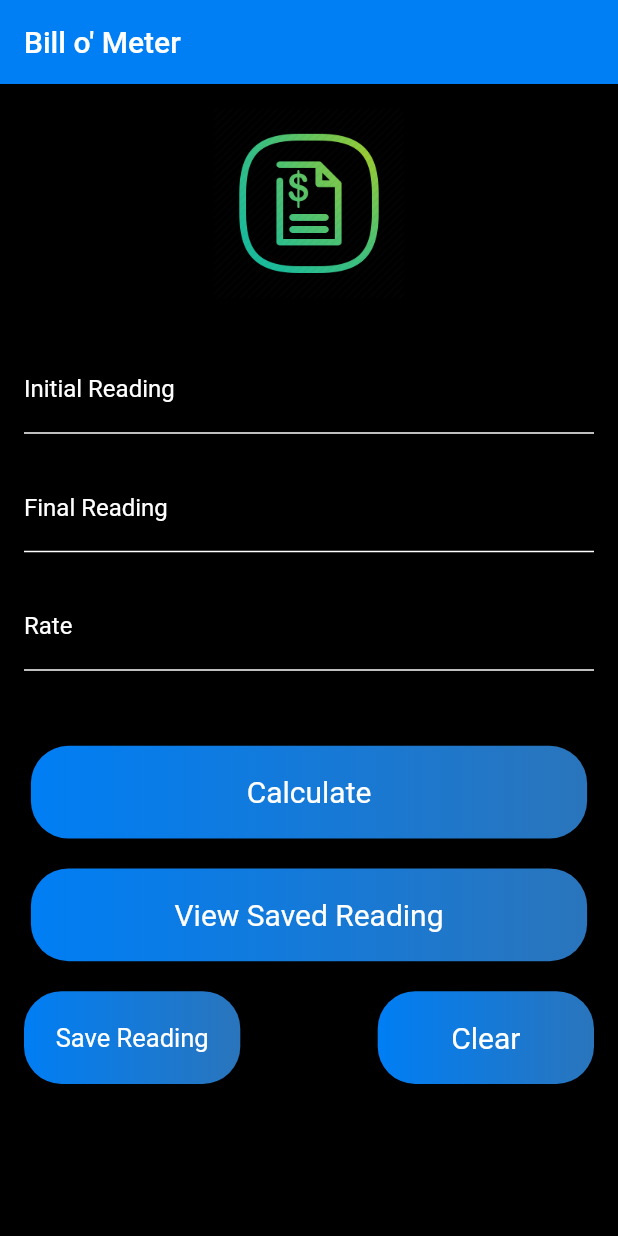
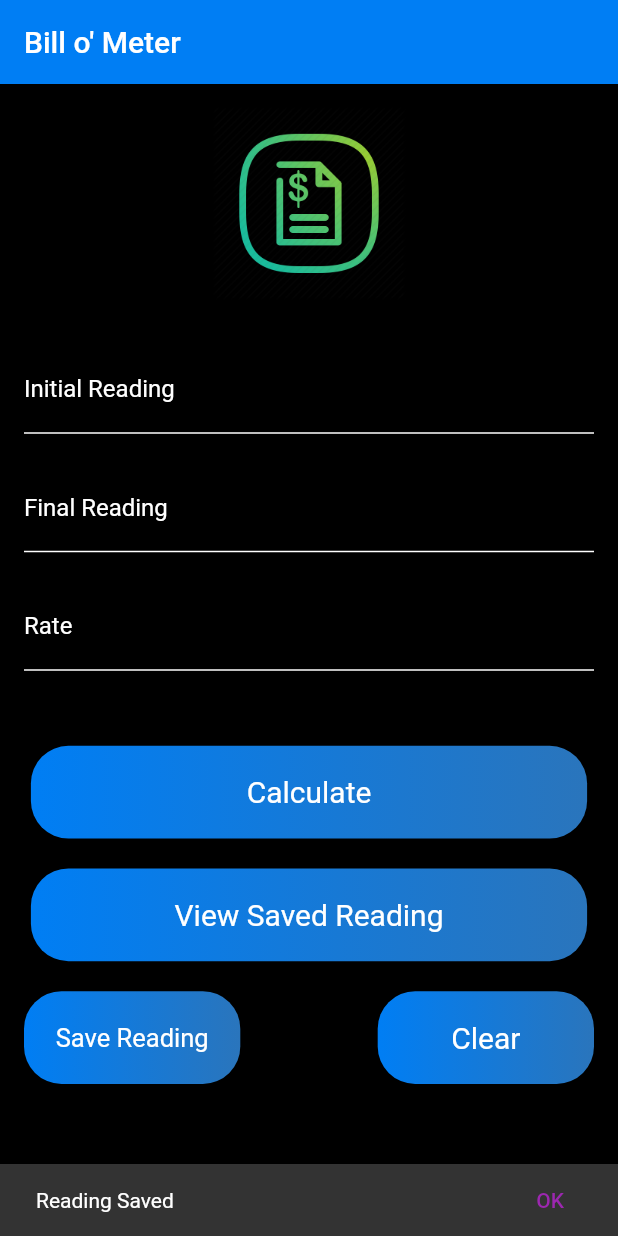
Before and after one commit to codedog001/Bill_Calc_Flutter_sqlite, a Flutter app: the screen it shows after launch, after a tap on "Save Reading", on a phone screen of 412 x 824 dp. Run offline on Flutter 3.47's test engine with Material 2 defaults, Android fonts, the phone set to English and light mode, and no system bars; our stand-ins replace sqflite; accounts and stored records are empty.

Commit message:
Icon Files

```diff
--- a/lib/screens/home_screen.dart
+++ b/lib/screens/home_screen.dart
@@ -26,6 +26,17 @@ class _HomeScreenState extends State<HomeScreen> {
     // TODO: implement initState
 
     super.initState();
+  }
+
+  void _showToast(BuildContext context) {
+    final scaffold = ScaffoldMessenger.of(context);
+    scaffold.showSnackBar(
+      SnackBar(
+        content: const Text('Reading Saved'),
+        action: SnackBarAction(
+            label: 'OK', onPressed: scaffold.hideCurrentSnackBar),
+      ),
+    );
   }
 
   @override
@@ -280,6 +291,7 @@ class _HomeScreenState extends State<HomeScreen> {
                                     billAmount: billAmount.toString(),
                                   );
                                   DBProvider.db.newEntry(newReading);
+                                  _showToast(context);
                                 },
                                 // highlightColor: Colors.transparent,
                                 // focusColor: Colors.transparent,
@@ -317,7 +329,6 @@ class _HomeScreenState extends State<HomeScreen> {
                                           builder: (BuildContext context) =>
                                               HomeScreen()),
                                       (route) => false);
-                                  formKey.currentState.dispose();
                                 },
                                 highlightColor: Colors.transparent,
                                 focusColor: Colors.transparent,
--- a/pubspec.yaml
+++ b/pubspec.yaml
@@ -35,6 +35,7 @@ flutter_icons:
   image_path: "icon/icon/ic_launcher.png"
   android: true
   ios: true
+  remove_alpha_ios: true
 
 # For information on the generic Dart part of this file, see the
 # following page: https://dart.dev/tools/pub/pubspec
```
Also changed, not shown: lib/screens/saved_readings.dart (+6 -6 lines), 21 other files.
